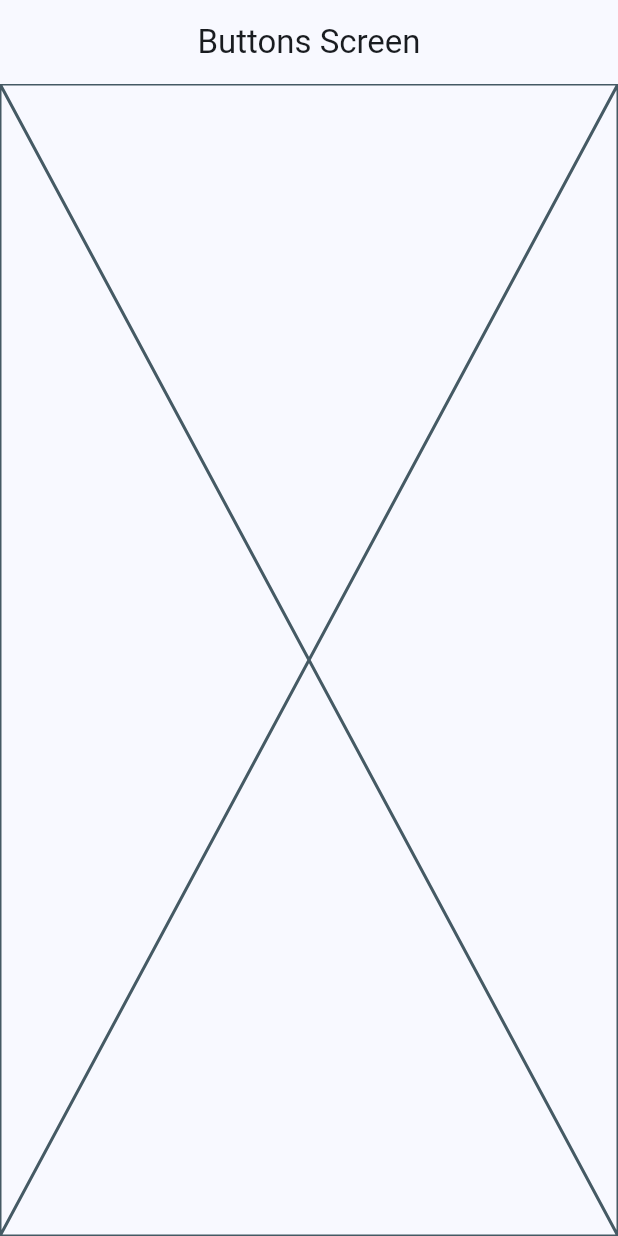
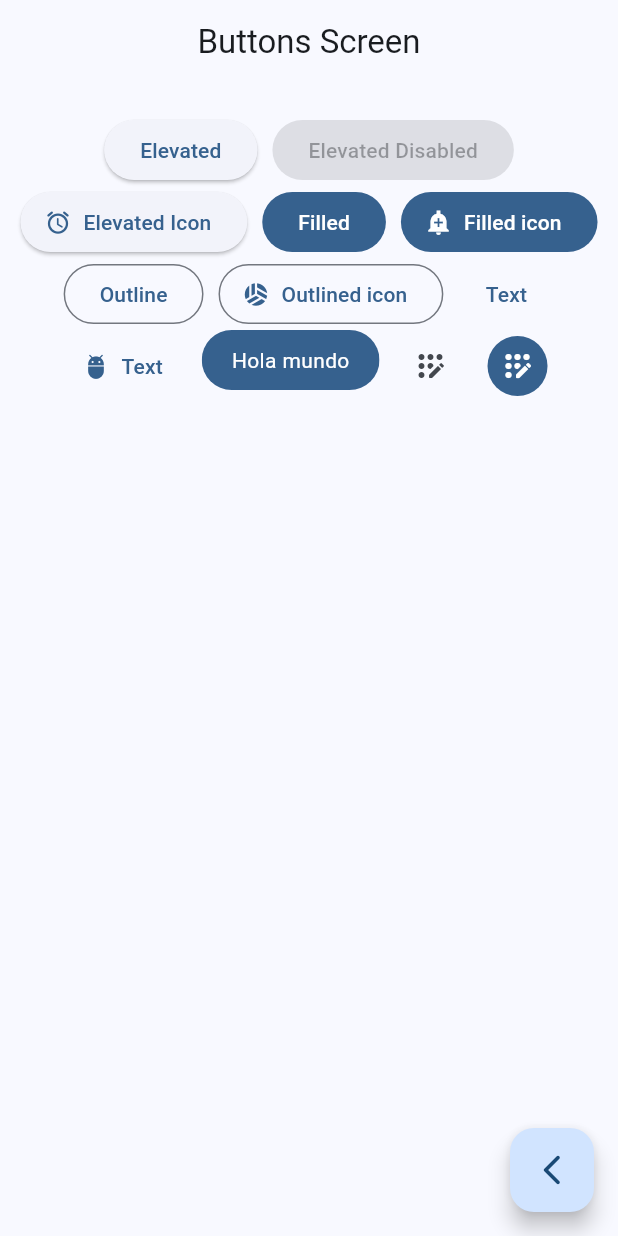
Before and after one commit to juanmarsilva/Widgets-app, a Flutter app: the ButtonsScreen screen opened by its route, on a phone screen of 412 x 824 dp. Run offline on Flutter 3.47's test engine with Material 2 defaults, Android fonts, the phone set to English and light mode, and no system bars; our stand-ins replace go_router.

Commit message:
buttons screen finish

```diff
--- a/lib/presentation/screens/buttons/buttons_screen.dart
+++ b/lib/presentation/screens/buttons/buttons_screen.dart
@@ -1,4 +1,5 @@
 import 'package:flutter/material.dart';
+import 'package:go_router/go_router.dart';
 
 class ButtonsScreen extends StatelessWidget {
 
@@ -12,7 +13,127 @@ class ButtonsScreen extends StatelessWidget {
             appBar: AppBar(
                 title: const Text('Buttons Screen'),
             ),
-            body: const Placeholder(),
+            body: const _ButtonsView(),
+            floatingActionButton: FloatingActionButton(
+                onPressed: () {
+                    context.pop();
+                },
+                child: const Icon(Icons.arrow_back_ios_new_rounded),
+            ),
         );
     }
 }
+
+class _ButtonsView extends StatelessWidget {
+  const _ButtonsView();
+
+
+  @override
+  Widget build(BuildContext context) {
+
+    final colors = Theme.of(context).colorScheme;
+
+    return SizedBox(
+        width: double.infinity,
+        child: Padding(
+            padding: const EdgeInsets.symmetric(horizontal: 10, vertical: 20),
+            child: Wrap(
+                spacing: 10,
+                alignment: WrapAlignment.center,
+                children: [
+
+                    ElevatedButton(
+                        onPressed: () {},
+                        child: const Text('Elevated')
+                    ),
+
+                    const ElevatedButton(
+                        onPressed: null,
+                        child: Text('Elevated Disabled')
+                    ),
+
+                    ElevatedButton.icon(
+                        onPressed: () {},
+                        icon: const Icon(Icons.access_alarm_rounded),
+                        label: const Text('Elevated Icon')
+                    ),
+
+                    FilledButton(
+                        onPressed: () {},
+                        child: const Text('Filled')
+                    ),
+
+                    FilledButton.icon(
+                        onPressed: () {},
+                        icon: const Icon(Icons.add_alert_sharp),
+                        label: const Text('Filled icon'),
+                    ),
+
+                    OutlinedButton(
+                        onPressed: () {},
+                        child: const Text('Outline'),
+                    ),
+
+                    OutlinedButton.icon(
+                        onPressed: () {},
+                        icon: const Icon(Icons.sports_volleyball),
+                        label: const Text('Outlined icon'),
+                    ),
+
+                    TextButton(
+                        onPressed: () {},
+                        child: const Text('Text')
+                    ),
+
+                    TextButton.icon(
+                        onPressed: () {},
+                        icon: const Icon(Icons.adb_rounded),
+                        label: const Text('Text')
+                    ),
+
+                    const CustomButton(),
+
+                    IconButton(
+                        onPressed: () {},
+                        icon: const Icon(Icons.app_registration_rounded)
+                    ),
+
+                    IconButton(
+                        onPressed: () {},
+                        icon: const Icon(Icons.app_registration_rounded),
+                        style: ButtonStyle(
+                            backgroundColor: MaterialStatePropertyAll(colors.primary),
+                            iconColor: const MaterialStatePropertyAll(Colors.white)
+                        ),
+                    )
+
+                ],
+            ),
+      ),
+    );
+  }
+}
+
+class CustomButton extends StatelessWidget {
+  const CustomButton({super.key});
+
+  @override
+  Widget build(BuildContext context) {
+
+    final colors = Theme.of(context).colorScheme;
+
+    return ClipRRect(
+        borderRadius: BorderRadius.circular(20),
+        child: Material(
+            color: colors.primary,
+            child: InkWell(
+                onTap: () {},
+                child: const Padding(
+                    padding: EdgeInsets.symmetric(horizontal: 20, vertical: 10),
+                    child: Text('Hola mundo', style: TextStyle(color: Colors.white),)
+                ),
+            ),
+        ),
+    );
+  }
+}
```
